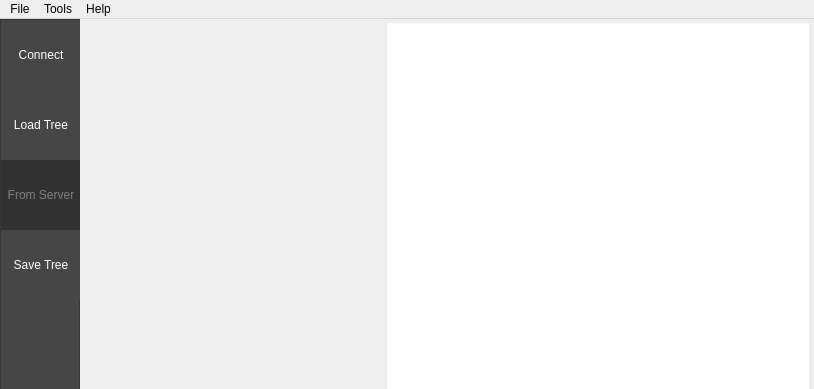
Before: the Qt Designer form bt_editor/mainwindow.ui in BehaviorTree/Groot, drawn with Qt 5; both pictures show x 0 to 814 and y 0 to 389 of the 814 by 788 pixel window.
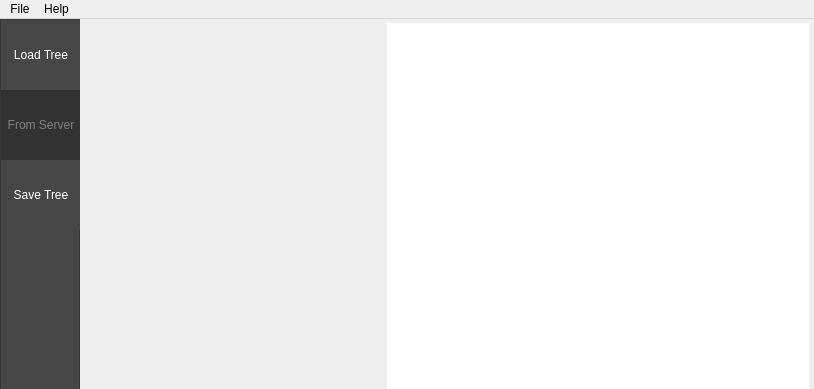
After: the same form once the commit is applied. Icons and pictures are not drawn.

Diff of the .ui file:
```diff
--- a/bt_editor/mainwindow.ui
+++ b/bt_editor/mainwindow.ui
@@ -91,71 +91,6 @@
        <property name="bottomMargin">
         <number>0</number>
        </property>
-       <item>
-        <widget class="QToolButton" name="toolButtonConnect">
-         <property name="minimumSize">
-          <size>
-           <width>80</width>
-           <height>70</height>
-          </size>
-         </property>
-         <property name="maximumSize">
-          <size>
-           <width>80</width>
-           <height>70</height>
-          </size>
-         </property>
-         <property name="font">
-          <font>
-           <pointsize>9</pointsize>
-          </font>
-         </property>
-         <property name="focusPolicy">
-          <enum>Qt::NoFocus</enum>
-         </property>
-         <property name="autoFillBackground">
-          <bool>false</bool>
-         </property>
-         <property name="styleSheet">
-          <string notr="true">QToolButton {
-    color:white;
-}
-QToolButton:hover{
-   background-color: rgb(110, 110, 110);
-}
-QToolButton:pressed{
-  background-color: rgb(50, 150, 0)
-}
-QToolButton:disabled{
-  color:gray;
-  background-color: rgb(50, 50, 50)
-}
-</string>
-         </property>
-         <property name="text">
-          <string>Connect</string>
-         </property>
-         <property name="icon">
-          <iconset resource="resources/icons.qrc">
-           <normaloff>:/icons/svg/connect.svg</normaloff>:/icons/svg/connect.svg</iconset>
-         </property>
-         <property name="iconSize">
-          <size>
-           <width>34</width>
-           <height>34</height>
-          </size>
-         </property>
-         <property name="checkable">
-          <bool>false</bool>
-         </property>
-         <property name="toolButtonStyle">
-          <enum>Qt::ToolButtonTextUnderIcon</enum>
-         </property>
-         <property name="autoRaise">
-          <bool>true</bool>
-         </property>
-        </widget>
-       </item>
        <item>
         <widget class="QToolButton" name="toolButtonLoadFile">
          <property name="minimumSize">
@@ -753,20 +688,6 @@
     <addaction name="actionClear"/>
     <addaction name="actionQuit"/>
    </widget>
-   <widget class="QMenu" name="menuMode">
-    <property name="title">
-     <string>Tools</string>
-    </property>
-    <widget class="QMenu" name="menuSwitch_To">
-     <property name="title">
-      <string>Switch Mode...</string>
-     </property>
-     <addaction name="actionEditor_mode"/>
-     <addaction name="actionMonitor_mode"/>
-     <addaction name="actionReplay_mode"/>
-    </widget>
-    <addaction name="menuSwitch_To"/>
-   </widget>
    <widget class="QMenu" name="menuHelp">
     <property name="title">
      <string>Help</string>
```
Left out of the diff: 10 changed lines with no effect on the pictures.
